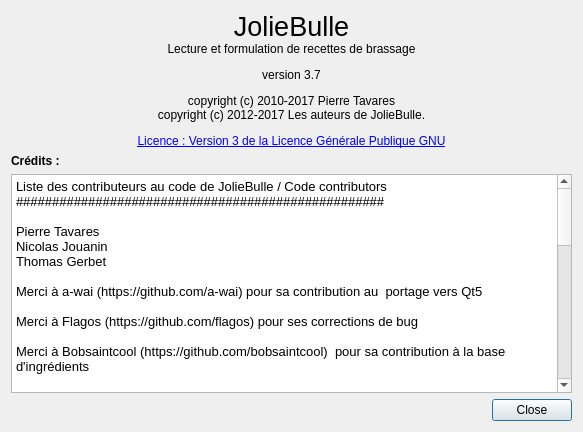
This is joliebulle/about.ui in 314r/joliebulle as Qt 5 draws it before an edit. The edited form follows.
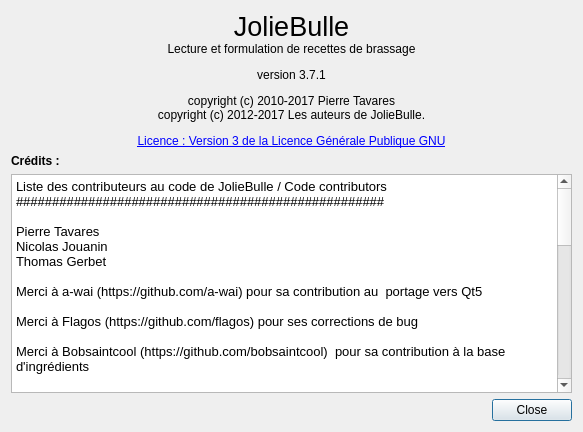
This is the edited form.

Diff of the .ui file:
```diff
--- a/joliebulle/about.ui
+++ b/joliebulle/about.ui
@@ -17,7 +17,7 @@
    <item row="0" column="0">
     <widget class="QLabel" name="label">
      <property name="text">
-      <string>&lt;html&gt;&lt;head/&gt;&lt;body&gt;&lt;p align=&quot;center&quot;&gt;&lt;span style=&quot; font-size:20pt;&quot;&gt;JolieBulle&lt;/span&gt;&lt;br/&gt;Lecture et formulation de recettes de brassage&lt;/p&gt;&lt;p align=&quot;center&quot;&gt;version 3.7&lt;/p&gt;&lt;p align=&quot;center&quot;&gt;&lt;span style=&quot; font-size:9pt;&quot;&gt;copyright (c) 2010-2017 Pierre Tavares&lt;br/&gt;copyright (c) 2012-2017 Les auteurs de JolieBulle.&lt;/span&gt;&lt;/p&gt;&lt;p align=&quot;center&quot;&gt;&lt;a href=&quot;http://www.gnu.org/licenses/gpl-3.0.html&quot;&gt;&lt;span style=&quot; font-size:9pt; text-decoration: underline; color:#0000ff;&quot;&gt;Licence : Version 3 de la Licence Générale Publique GNU&lt;/span&gt;&lt;/a&gt;&lt;/p&gt;&lt;/body&gt;&lt;/html&gt;</string>
+      <string>&lt;html&gt;&lt;head/&gt;&lt;body&gt;&lt;p align=&quot;center&quot;&gt;&lt;span style=&quot; font-size:20pt;&quot;&gt;JolieBulle&lt;/span&gt;&lt;br/&gt;Lecture et formulation de recettes de brassage&lt;/p&gt;&lt;p align=&quot;center&quot;&gt;version 3.7.1&lt;/p&gt;&lt;p align=&quot;center&quot;&gt;&lt;span style=&quot; font-size:9pt;&quot;&gt;copyright (c) 2010-2017 Pierre Tavares&lt;br/&gt;copyright (c) 2012-2017 Les auteurs de JolieBulle.&lt;/span&gt;&lt;/p&gt;&lt;p align=&quot;center&quot;&gt;&lt;a href=&quot;http://www.gnu.org/licenses/gpl-3.0.html&quot;&gt;&lt;span style=&quot; font-size:9pt; text-decoration: underline; color:#0000ff;&quot;&gt;Licence : Version 3 de la Licence Générale Publique GNU&lt;/span&gt;&lt;/a&gt;&lt;/p&gt;&lt;/body&gt;&lt;/html&gt;</string>
      </property>
     </widget>
    </item>
```
